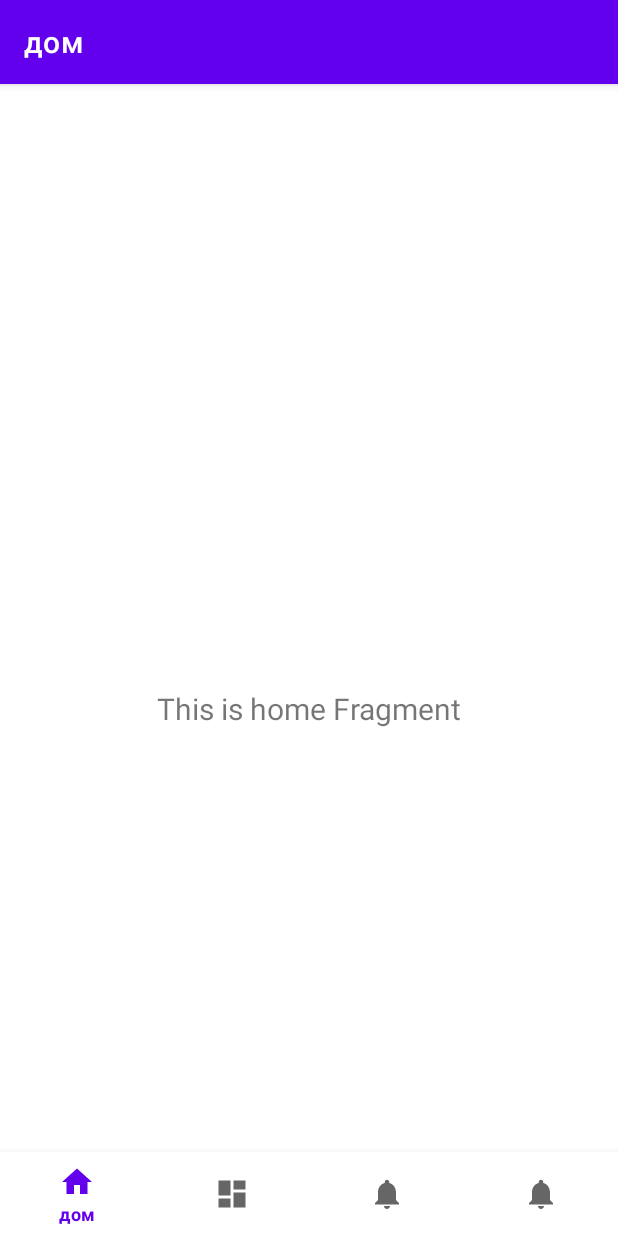
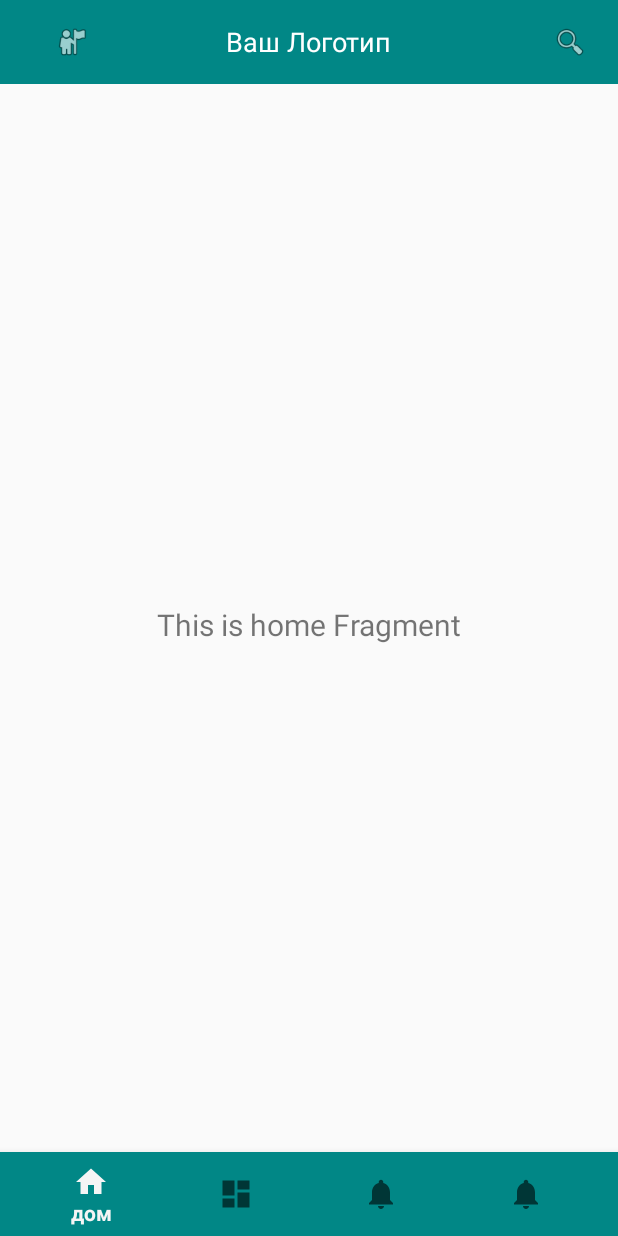
Before and after one commit to URegina96/fish, an Android app: the screen it shows after launch (MainActivity), on a phone screen of 412 x 824 dp. Run offline under Robolectric (Android 15) with nearby library versions, the light colour scheme and no system bars; our stand-ins replace navigation-ui.

Commit message:
top_toolbar

```diff
--- a/app/src/main/AndroidManifest.xml
+++ b/app/src/main/AndroidManifest.xml
@@ -10,7 +10,7 @@
         android:label="@string/app_name"
         android:roundIcon="@mipmap/ic_launcher_round"
         android:supportsRtl="true"
-        android:theme="@style/Theme.MyApplication"
+        android:theme="@style/Theme.AppCompat.Light.NoActionBar"
     tools:targetApi="31">
     <activity
         android:name=".MainActivity"
@@ -18,10 +18,10 @@
         android:label="@string/app_name">
         <intent-filter>
             <action android:name="android.intent.action.MAIN" />
-
             <category android:name="android.intent.category.LAUNCHER" />
         </intent-filter>
     </activity>
 </application>
 
+
 </manifest>
--- a/app/src/main/java/com/example/myapplication/MainActivity.kt
+++ b/app/src/main/java/com/example/myapplication/MainActivity.kt
@@ -19,17 +19,16 @@ class MainActivity : AppCompatActivity() {
         binding = ActivityMainBinding.inflate(layoutInflater)
         setContentView(binding.root)
 
+        setSupportActionBar(findViewById(R.id.top_toolbar)) // Устанавливаем ваш Toolbar как ActionBar
+
         val navView: BottomNavigationView = binding.navView
+        val navController = findNavController(R.id.nav_host_fragment_activity_main)
 
-        val navController = findNavController(R.id.nav_host_fragment_activity_main)
-        // Passing each menu ID as a set of Ids because each
-        // menu should be considered as top level destinations.
-        val appBarConfiguration = AppBarConfiguration(
-            setOf(
-                R.id.navigation_home, R.id.navigation_dashboard, R.id.navigation_notifications
-            )
-        )
-        setupActionBarWithNavController(navController, appBarConfiguration)
         navView.setupWithNavController(navController)
+
+        // Убираем заголовок
+        supportActionBar?.setDisplayShowTitleEnabled(false)
+        // Либо можно установить заголовок вручную
+        // supportActionBar?.title = ""
     }
 }
--- a/app/src/main/res/layout/activity_main.xml
+++ b/app/src/main/res/layout/activity_main.xml
@@ -3,8 +3,9 @@
     xmlns:app="http://schemas.android.com/apk/res-auto"
     android:id="@+id/container"
     android:layout_width="match_parent"
-    android:layout_height="match_parent"
-    android:paddingTop="?attr/actionBarSize">
+    android:layout_height="match_parent">
+
+    <include layout="@layout/top_toolbar" />
 
     <com.google.android.material.bottomnavigation.BottomNavigationView
         android:id="@+id/nav_view"
@@ -12,11 +13,11 @@
         android:layout_height="wrap_content"
         android:layout_marginStart="0dp"
         android:layout_marginEnd="0dp"
-        android:background="?android:attr/windowBackground"
-        app:layout_constraintBottom_toBottomOf="parent"
-        app:layout_constraintLeft_toLeftOf="parent"
-        app:layout_constraintRight_toRightOf="parent"
-        app:menu="@menu/bottom_nav_menu" />
+        android:background="@color/teal_700"
+    app:layout_constraintBottom_toBottomOf="parent"
+    app:layout_constraintLeft_toLeftOf="parent"
+    app:layout_constraintRight_toRightOf="parent"
+    app:menu="@menu/bottom_nav_menu" />
 
     <fragment
         android:id="@+id/nav_host_fragment_activity_main"
--- /dev/null
+++ b/app/src/main/res/layout/top_toolbar.xml
@@ -0,0 +1,40 @@
+<?xml version="1.0" encoding="utf-8"?>
+<androidx.appcompat.widget.Toolbar
+    xmlns:android="http://schemas.android.com/apk/res/android"
+    android:id="@+id/top_toolbar"
+    android:layout_width="match_parent"
+    android:layout_height="?attr/actionBarSize"
+    android:background="@color/teal_700"
+    android:theme="@style/ThemeOverlay.AppCompat.Dark.ActionBar"
+    android:popupTheme="@style/ThemeOverlay.AppCompat.Light">
+
+    <TextView
+        android:id="@+id/logo"
+        android:layout_width="wrap_content"
+        android:layout_height="wrap_content"
+        android:layout_gravity="center"
+        android:text="Ваш Логотип"
+        android:textColor="@android:color/white"
+        android:textSize="18sp"/>
+
+
+    <ImageView
+        android:layout_width="wrap_content"
+        android:layout_height="wrap_content"
+        android:layout_gravity="start"
+        android:src="@android:drawable/ic_menu_myplaces"
+        android:contentDescription="Профиль"
+        android:padding="16dp"
+        android:onClick="onProfileClicked"/>
+
+
+    <ImageView
+        android:layout_width="wrap_content"
+        android:layout_height="wrap_content"
+        android:layout_gravity="end"
+        android:src="@android:drawable/ic_menu_search"
+        android:contentDescription="Поиск"
+        android:padding="16dp"
+        android:onClick="onSearchClicked"/>
+
+</androidx.appcompat.widget.Toolbar>
```
Lines whose indentation alone changed are shown as unchanged.
